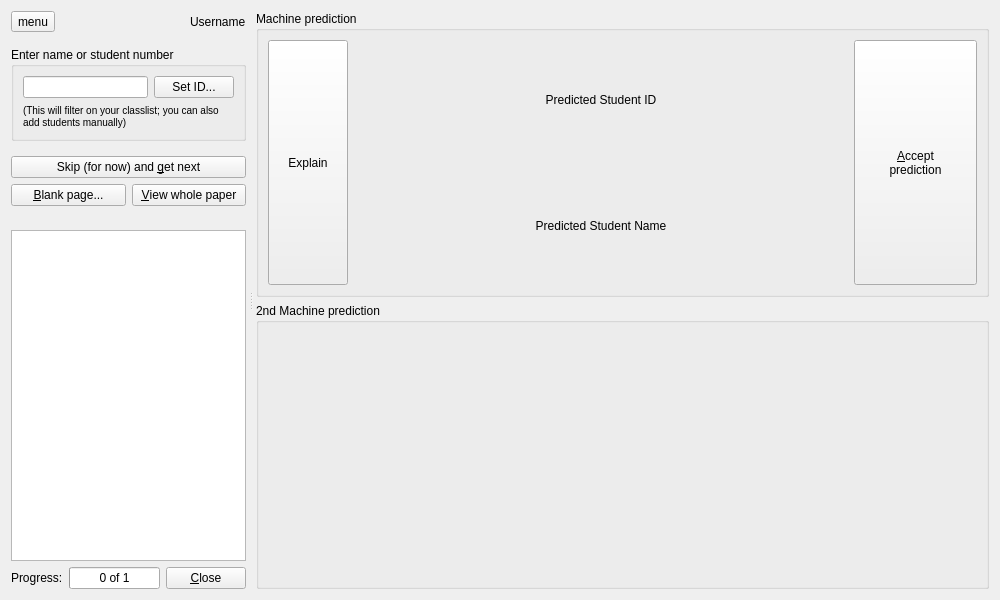
First picture: the form in plomclient/client/ui_files/identifier.ui, repository plomgrading/plom-client, before the edit.
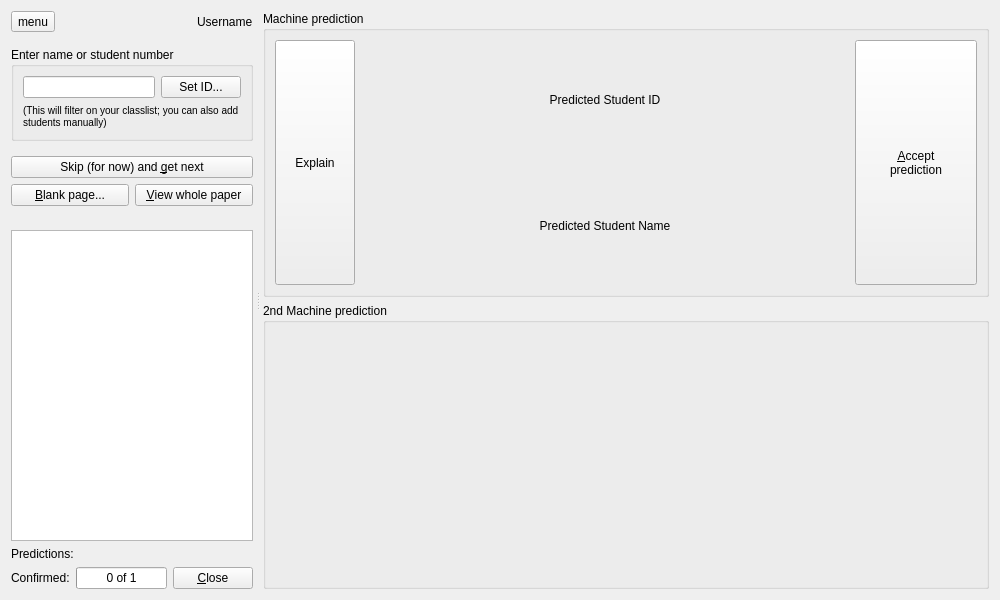
Second picture: the form after the edit.

Commit message: Say 'confirmed' instead of 'progress', add prediction info

What changed in the file:
```diff
--- a/plomclient/client/ui_files/identifier.ui
+++ b/plomclient/client/ui_files/identifier.ui
@@ -215,7 +215,32 @@
         </widget>
        </item>
        <item>
-        <widget class="QFrame" name="frame1">
+        <widget class="QFrame" name="frame3">
+         <layout class="QHBoxLayout" name="horizontalLayout_2">
+          <property name="leftMargin">
+           <number>0</number>
+          </property>
+          <property name="topMargin">
+           <number>0</number>
+          </property>
+          <property name="rightMargin">
+           <number>0</number>
+          </property>
+          <property name="bottomMargin">
+           <number>0</number>
+          </property>
+          <item>
+           <widget class="QLabel" name="predictionsLabel">
+            <property name="text">
+             <string>Predictions:</string>
+            </property>
+           </widget>
+          </item>
+         </layout>
+        </widget>
+       </item>
+       <item>
+        <widget class="QFrame" name="frame4">
          <layout class="QHBoxLayout" name="horizontalLayout_4">
           <property name="leftMargin">
            <number>0</number>
@@ -232,7 +257,7 @@
           <item>
            <widget class="QLabel" name="progressLabel">
             <property name="text">
-             <string>Progress:</string>
+             <string>Confirmed:</string>
             </property>
            </widget>
           </item>
```
The commit also changes 1 other file.
